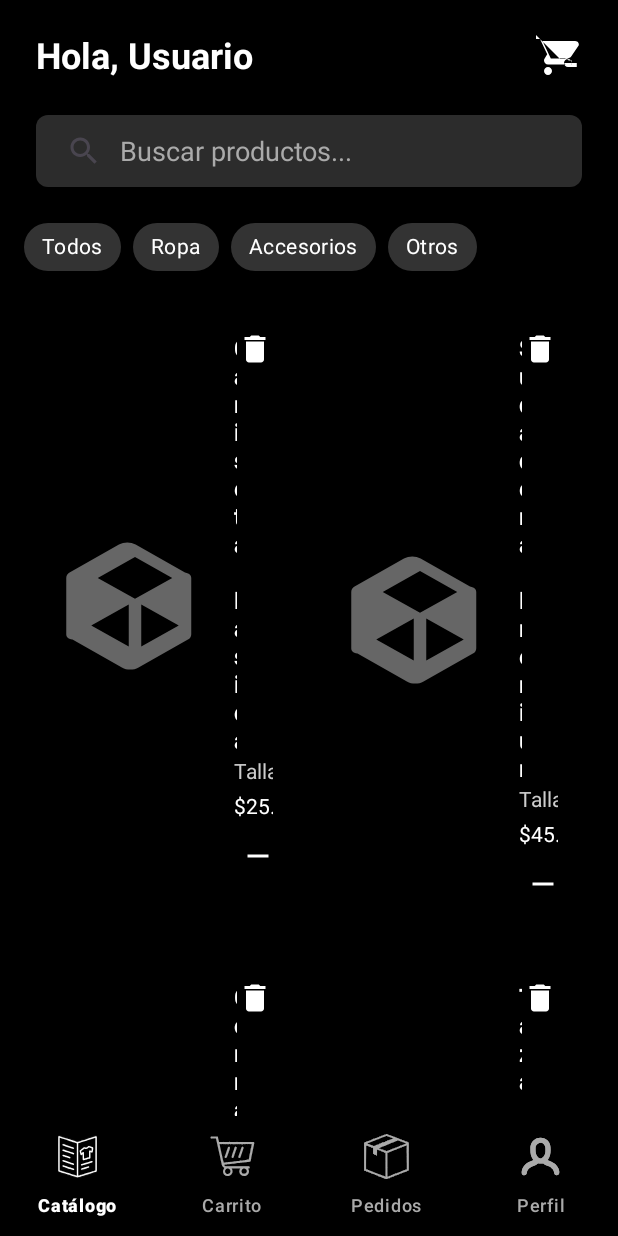
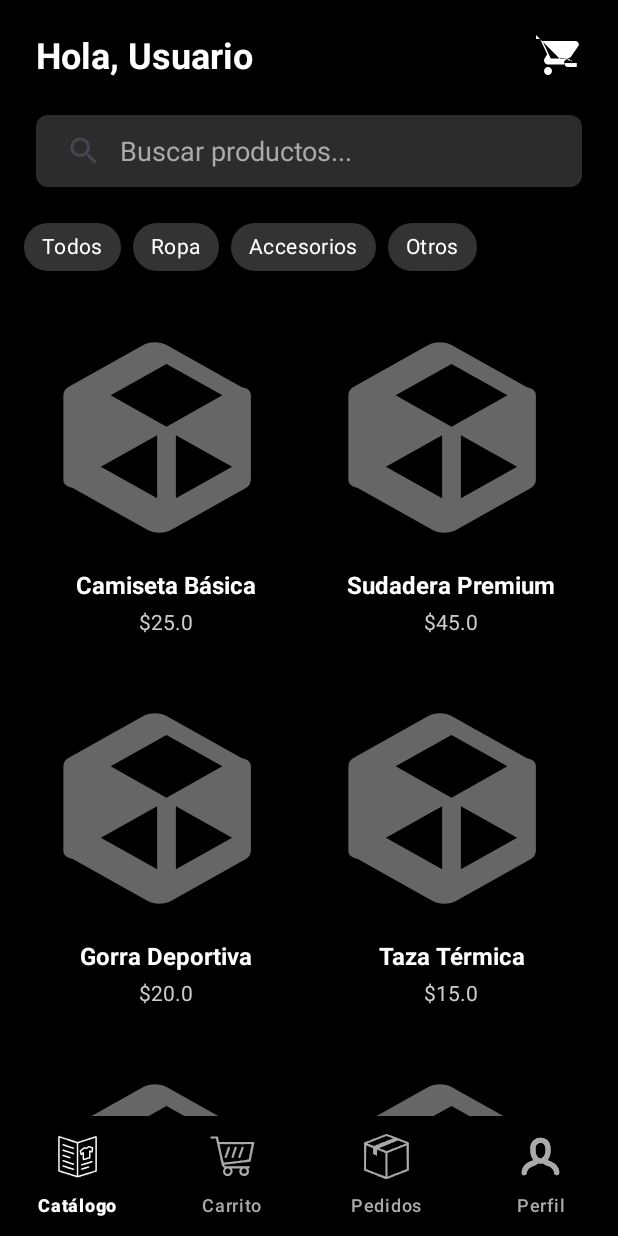
Before and after one commit to EberthCode/Proyect_Makip, an Android app: the CatalogoActivity screen opened directly, with no data from a screen before it, on a phone screen of 412 x 824 dp. Run offline under Robolectric (Android 15) with nearby library versions, the phone set to English and light mode, and no system bars; pictures from the network do not load.

Commit message:
Termino del front_01

```diff
--- a/app/build.gradle.kts
+++ b/app/build.gradle.kts
@@ -42,7 +42,6 @@ dependencies {
     implementation(libs.material)
     implementation(libs.androidx.activity)
     implementation(libs.androidx.constraintlayout)
-    implementation(libs.google.material)
     testImplementation(libs.junit)
     androidTestImplementation(libs.androidx.junit)
     androidTestImplementation(libs.androidx.espresso.core)
--- a/app/src/main/AndroidManifest.xml
+++ b/app/src/main/AndroidManifest.xml
@@ -1,6 +1,8 @@
 <?xml version="1.0" encoding="utf-8"?>
 <manifest xmlns:android="http://schemas.android.com/apk/res/android"
     xmlns:tools="http://schemas.android.com/tools">
+
+    <uses-permission android:name="android.permission.INTERNET" />
 
     <application
         android:allowBackup="true"
--- a/app/src/main/res/layout/item_product_card.xml
+++ b/app/src/main/res/layout/item_product_card.xml
@@ -1,113 +1,112 @@
 <?xml version="1.0" encoding="utf-8"?>
-<androidx.cardview.widget.CardView
-    xmlns:android="http://schemas.android.com/apk/res/android"
+<androidx.cardview.widget.CardView xmlns:android="http://schemas.android.com/apk/res/android"
     xmlns:app="http://schemas.android.com/apk/res-auto"
     xmlns:tools="http://schemas.android.com/tools"
     android:layout_width="match_parent"
     android:layout_height="wrap_content"
+    android:layout_margin="8dp"
     app:cardBackgroundColor="@color/black"
-    app:cardCornerRadius="8dp"
-    android:layout_margin="8dp">
+    app:cardCornerRadius="12dp"
+    app:cardElevation="4dp">
 
     <androidx.constraintlayout.widget.ConstraintLayout
         android:layout_width="match_parent"
         android:layout_height="wrap_content"
-        android:padding="16dp">
+        android:padding="12dp">
 
-        <ImageView
-            android:id="@+id/product_image"
-            android:layout_width="100dp"
-            android:layout_height="100dp"
-            android:src="@drawable/ic_product_placeholder"
+        <!-- Imagen del Producto -->
+        <androidx.cardview.widget.CardView
+            android:id="@+id/image_container"
+            android:layout_width="0dp"
+            android:layout_height="0dp"
+            app:cardBackgroundColor="@android:color/transparent"
+            app:cardCornerRadius="8dp"
+            app:cardElevation="0dp"
+            app:layout_constraintDimensionRatio="1:1"
+            app:layout_constraintEnd_toEndOf="parent"
             app:layout_constraintStart_toStartOf="parent"
-            app:layout_constraintTop_toTopOf="parent"
-            app:layout_constraintBottom_toBottomOf="parent"/>
+            app:layout_constraintTop_toTopOf="parent">
 
+            <ImageView
+                android:id="@+id/product_image"
+                android:layout_width="match_parent"
+                android:layout_height="match_parent"
+                android:scaleType="centerCrop"
+                android:src="@drawable/ic_product_placeholder" />
+        </androidx.cardview.widget.CardView>
+
+        <!-- Nombre del Producto -->
         <TextView
             android:id="@+id/text_product_name"
             android:layout_width="0dp"
             android:layout_height="wrap_content"
-            android:layout_marginStart="16dp"
-            tools:text="Nombre del Producto"
+            android:layout_marginTop="12dp"
+            android:ellipsize="end"
+            android:gravity="center"
+            android:maxLines="1"
             android:textColor="@android:color/white"
             android:textSize="16sp"
             android:textStyle="bold"
-            app:layout_constraintStart_toEndOf="@id/product_image"
-            app:layout_constraintEnd_toStartOf="@+id/btn_remove"
-            app:layout_constraintTop_toTopOf="parent" />
+            app:layout_constraintEnd_toEndOf="parent"
+            app:layout_constraintStart_toStartOf="parent"
+            app:layout_constraintTop_toBottomOf="@id/image_container"
+            tools:text="Camiseta Nike" />
 
-        <TextView
-            android:id="@+id/text_product_size"
-            android:layout_width="0dp"
-            android:layout_height="wrap_content"
-            android:layout_marginStart="16dp"
-            android:text="Talla M"
-            android:textColor="#CCCCCC"
-            android:textSize="14sp"
-            app:layout_constraintStart_toEndOf="@id/product_image"
-            app:layout_constraintTop_toBottomOf="@id/text_product_name" />
-
+        <!-- Precio -->
         <TextView
             android:id="@+id/text_product_price"
             android:layout_width="0dp"
             android:layout_height="wrap_content"
-            android:layout_marginStart="16dp"
             android:layout_marginTop="4dp"
-            android:text="$25.00"
-            android:textColor="@android:color/white"
+            android:gravity="center"
+            android:textColor="#CCCCCC"
             android:textSize="14sp"
-            app:layout_constraintStart_toEndOf="@id/product_image"
-            app:layout_constraintTop_toBottomOf="@id/text_product_size" />
+            app:layout_constraintEnd_toEndOf="parent"
+            app:layout_constraintStart_toStartOf="parent"
+            app:layout_constraintTop_toBottomOf="@id/text_product_name"
+            tools:text="$25.00" />
+
+        <!-- Elementos ocultos por defecto (para reutilizar el layout si es necesario) -->
+        <TextView
+            android:id="@+id/text_product_size"
+            android:layout_width="wrap_content"
+            android:layout_height="wrap_content"
+            android:visibility="gone"
+            app:layout_constraintStart_toStartOf="parent"
+            app:layout_constraintTop_toTopOf="parent" />
 
         <ImageButton
             android:id="@+id/btn_remove"
-            android:layout_width="24dp"
-            android:layout_height="24dp"
-            android:background="@android:color/transparent"
-            android:src="@drawable/ic_delete"
-            app:tint="@android:color/white"
-            app:layout_constraintEnd_toEndOf="parent"
+            android:layout_width="wrap_content"
+            android:layout_height="wrap_content"
+            android:visibility="gone"
+            app:layout_constraintStart_toStartOf="parent"
             app:layout_constraintTop_toTopOf="parent" />
 
         <LinearLayout
             android:id="@+id/layout_quantity"
             android:layout_width="wrap_content"
             android:layout_height="wrap_content"
-            android:layout_marginStart="16dp"
-            android:layout_marginTop="8dp"
-            android:gravity="center_vertical"
             android:orientation="horizontal"
-            app:layout_constraintStart_toEndOf="@id/product_image"
-            app:layout_constraintTop_toBottomOf="@id/text_product_price">
+            android:visibility="gone"
+            app:layout_constraintStart_toStartOf="parent"
+            app:layout_constraintTop_toTopOf="parent">
 
             <ImageButton
                 android:id="@+id/btn_decrease"
-                android:layout_width="32dp"
-                android:layout_height="32dp"
-                android:background="@android:color/transparent"
-                android:src="@drawable/ic_remove"
-                app:tint="@android:color/white" />
+                android:layout_width="wrap_content"
+                android:layout_height="wrap_content" />
 
             <TextView
                 android:id="@+id/text_quantity"
-                android:layout_width="40dp"
-                android:layout_height="wrap_content"
-                android:gravity="center"
-                android:text="1"
-                android:textColor="@android:color/white"
-                android:textSize="16sp"
-                android:textStyle="bold" />
+                android:layout_width="wrap_content"
+                android:layout_height="wrap_content" />
 
             <ImageButton
                 android:id="@+id/btn_increase"
-                android:layout_width="32dp"
-                android:layout_height="32dp"
-                android:background="@android:color/transparent"
-                android:src="@drawable/ic_add"
-                app:tint="@android:color/white" />
-
+                android:layout_width="wrap_content"
+                android:layout_height="wrap_content" />
         </LinearLayout>
 
     </androidx.constraintlayout.widget.ConstraintLayout>
-
 </androidx.cardview.widget.CardView>
```
Also changed, not shown: app/src/main/res/layout/item_cart_product.xml (added, +117 -0 lines).
